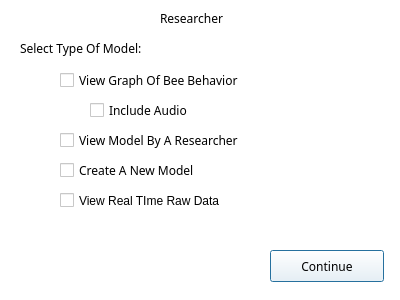
Old version of the form LoginGUI/secondwindowresearcher.ui in the repository ShihoVN/HiveChime.
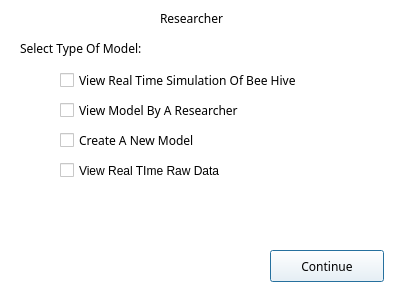
New version of the form.

Patch:
```diff
--- a/LoginGUI/secondwindowresearcher.ui
+++ b/LoginGUI/secondwindowresearcher.ui
@@ -491,47 +491,11 @@
     <string>Select Type Of Model:</string>
    </property>
   </widget>
-  <widget class="QCheckBox" name="checkBox">
-   <property name="geometry">
-    <rect>
-     <x>60</x>
-     <y>70</y>
-     <width>211</width>
-     <height>21</height>
-    </rect>
-   </property>
-   <property name="font">
-    <font>
-     <family>PingFang SC</family>
-    </font>
-   </property>
-   <property name="text">
-    <string>View Graph Of Bee Behavior</string>
-   </property>
-  </widget>
-  <widget class="QCheckBox" name="checkBox_2">
-   <property name="geometry">
-    <rect>
-     <x>90</x>
-     <y>100</y>
-     <width>201</width>
-     <height>21</height>
-    </rect>
-   </property>
-   <property name="font">
-    <font>
-     <family>PingFang SC</family>
-    </font>
-   </property>
-   <property name="text">
-    <string>Include Audio</string>
-   </property>
-  </widget>
   <widget class="QCheckBox" name="checkBox_3">
    <property name="geometry">
     <rect>
      <x>60</x>
-     <y>130</y>
+     <y>100</y>
      <width>211</width>
      <height>21</height>
     </rect>
@@ -549,7 +513,7 @@
    <property name="geometry">
     <rect>
      <x>60</x>
-     <y>160</y>
+     <y>130</y>
      <width>201</width>
      <height>21</height>
     </rect>
@@ -585,7 +549,7 @@
    <property name="geometry">
     <rect>
      <x>60</x>
-     <y>190</y>
+     <y>160</y>
      <width>201</width>
      <height>21</height>
     </rect>
@@ -594,6 +558,24 @@
     <string>View Real TIme Raw Data</string>
    </property>
   </widget>
+  <widget class="QCheckBox" name="checkBox_2">
+   <property name="geometry">
+    <rect>
+     <x>60</x>
+     <y>70</y>
+     <width>281</width>
+     <height>21</height>
+    </rect>
+   </property>
+   <property name="font">
+    <font>
+     <family>PingFang SC</family>
+    </font>
+   </property>
+   <property name="text">
+    <string>View Real Time Simulation Of Bee Hive</string>
+   </property>
+  </widget>
  </widget>
  <resources/>
  <connections/>
```
